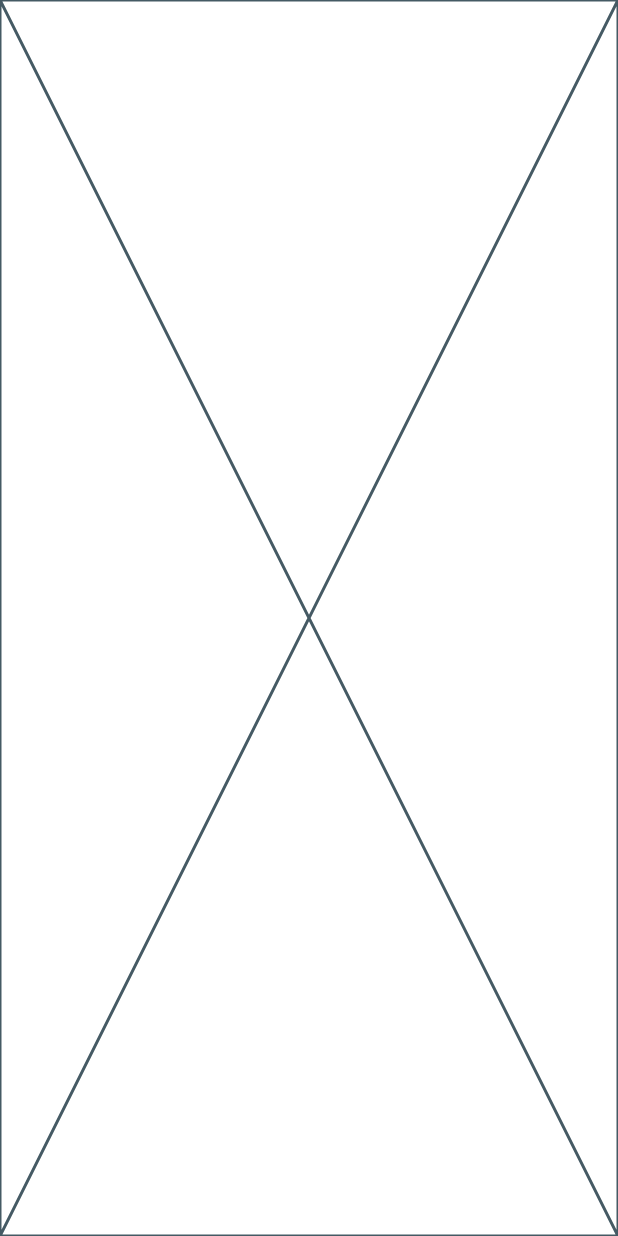
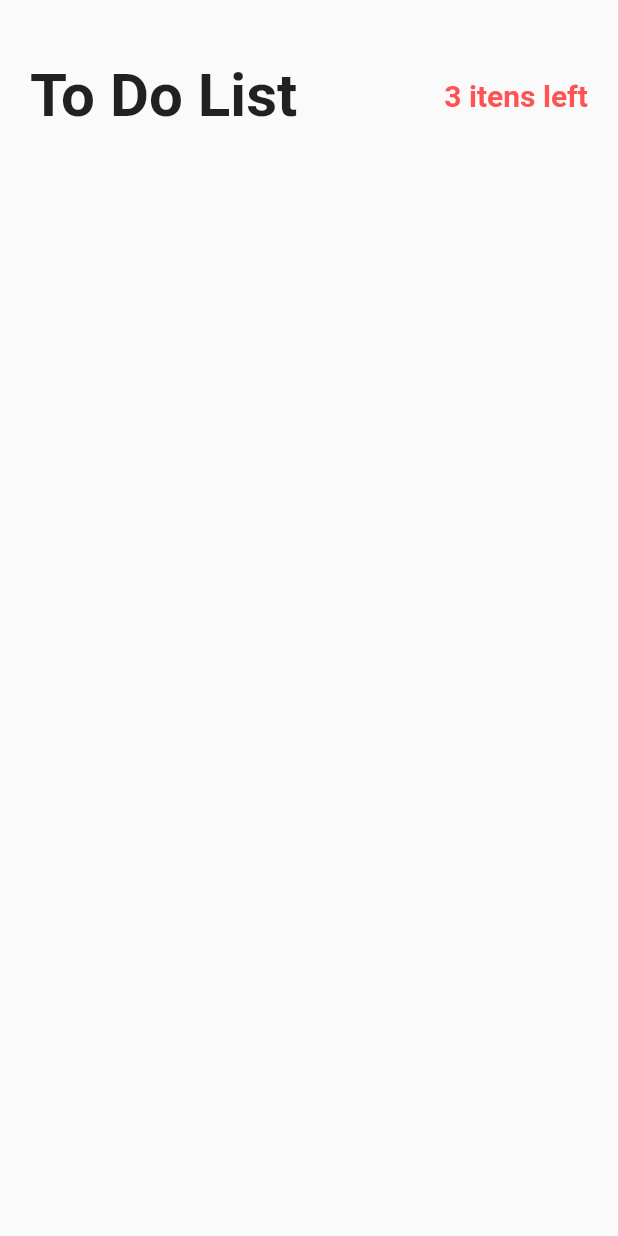
Before and after one commit to matheusmei/todo_app_cubit_project, a Flutter app: the screen it shows after launch, on a phone screen of 412 x 824 dp. Run offline on Flutter 3.47's test engine with Material 2 defaults, Android fonts, the phone set to English and light mode, and no system bars; our stand-ins replace bloc, equatable, flutter_bloc.

Commit message:
created a hearder component from home page and start to implement the first cubit statement

```diff
--- /dev/null
+++ b/lib/pages/home/components/todo_header.dart
@@ -0,0 +1,25 @@
+import 'package:flutter/material.dart';
+
+class TodoHeader extends StatelessWidget {
+  final Text activityCount;
+  const TodoHeader({
+    required this.activityCount,
+    super.key});
+
+  @override
+  Widget build(BuildContext context) {
+    return Row(
+      mainAxisAlignment: MainAxisAlignment.spaceBetween,
+      children:  [
+        const Text(
+          'To Do List',
+          style: TextStyle(
+            fontSize: 40.0,
+            fontWeight: FontWeight.bold,
+          ),
+        ),
+        activityCount
+      ],
+    );
+  }
+}
--- a/lib/pages/home/home_page.dart
+++ b/lib/pages/home/home_page.dart
@@ -1,10 +1,45 @@
 import 'package:flutter/material.dart';
+import 'package:flutter_bloc/flutter_bloc.dart';
+import 'package:todo_app_cubit_project/cubits/activities_count/activities_count_cubit.dart';
+
+import 'components/todo_header.dart';
 
 class HomePage extends StatelessWidget {
   const HomePage({super.key});
 
   @override
   Widget build(BuildContext context) {
-    return const Placeholder();
+    return SafeArea(
+        child: Scaffold(
+      body: SingleChildScrollView(
+        child: Padding(
+          padding: const EdgeInsets.symmetric(
+            horizontal: 20.0,
+            vertical: 40.0,
+          ),
+          child: Column(
+            children: [
+              BlocBuilder<ActivitiesCountCubit, ActivitiesCountState>(
+                builder: (context, state) {
+                  return TodoHeader(
+                    activityCount: Text(
+                      '${state.activitiesCount} itens left',
+                      style: const TextStyle(
+                          fontSize: 20.0,
+                          fontWeight: FontWeight.bold,
+                          color: Colors.redAccent),
+                    ),
+                    //ANOTHER WAY TO CALL THE ACTIVITIES COUNT
+                    //activityCount: Text(
+                    // '${context.watch<ActivitiesCountCubit>().state.activitiesCount} itens left'
+                    // ,}'),
+                  );
+                },
+              )
+            ],
+          ),
+        ),
+      ),
+    ));
   }
 }
```
